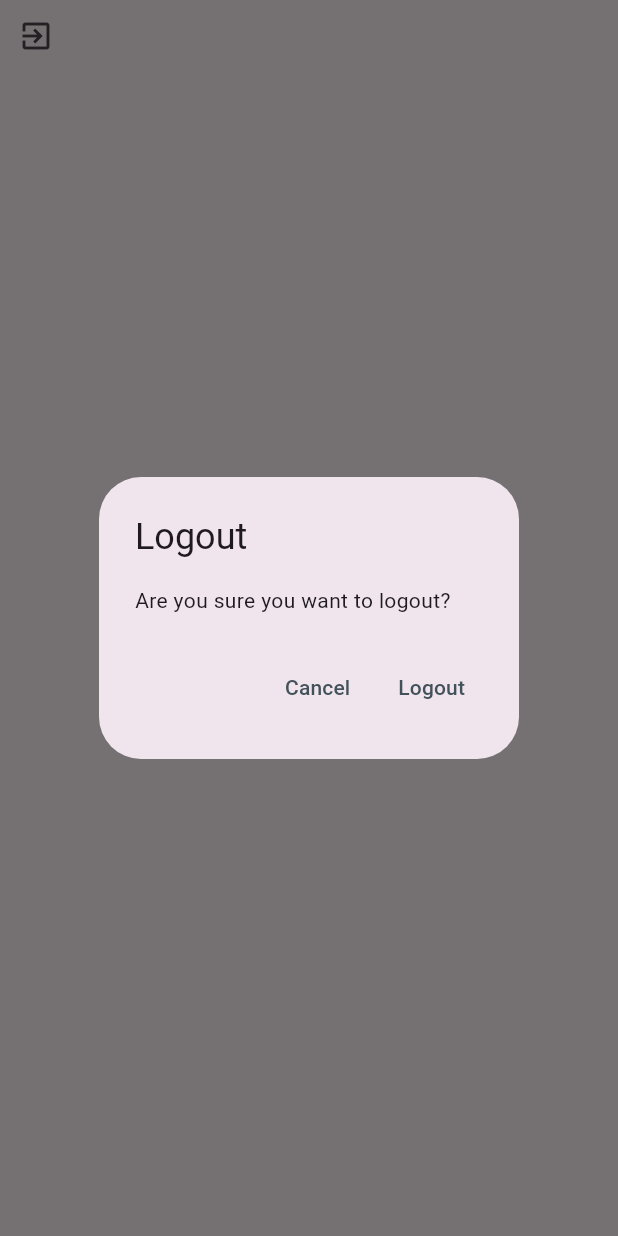
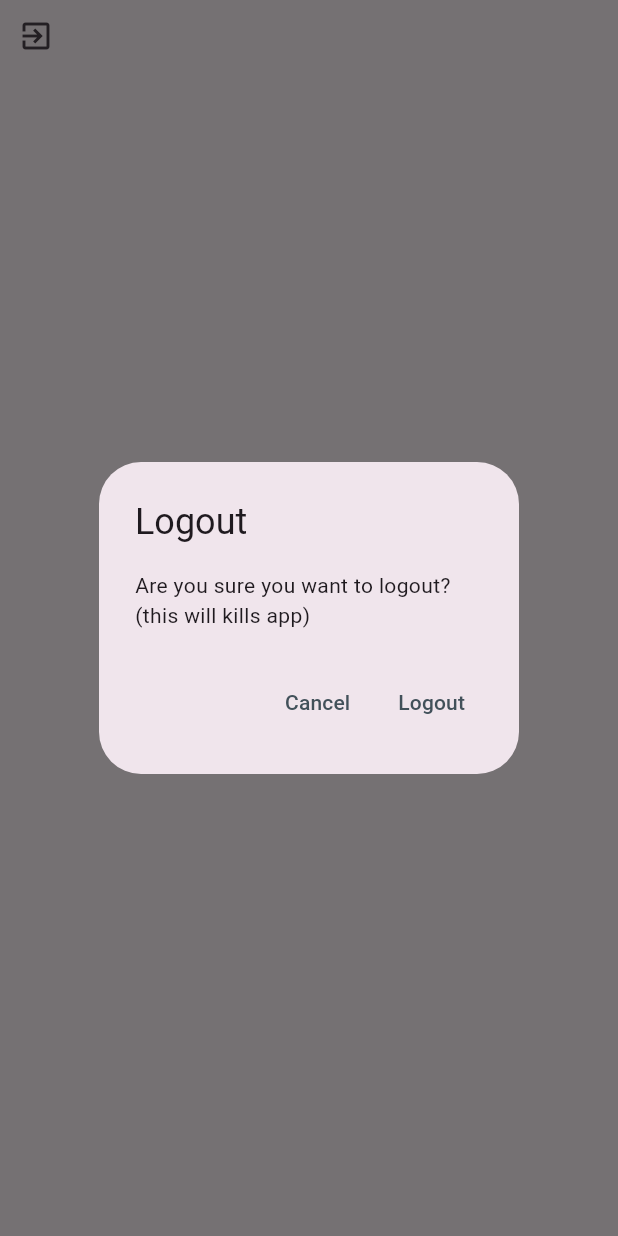
Before and after one commit to dwiki08/loving, a Flutter app: the LogoutButton widget shown alone on an empty page, opened directly with empty values, after a tap on the "exit to app" icon, on a phone screen of 412 x 824 dp. Run offline on Flutter 3.47's test engine with Material 3 defaults, Android fonts, the phone set to English and light mode, and no system bars; our stand-ins replace dio, drift, either_dart, flutter_dotenv, flutter_hooks, flutter_local_notifications and 3 more; missing offline and left inert: flutter_json_viewer; accounts and stored records are empty; generated files the repository leaves out were written again.

```diff
--- a/lib/ui/component/logout_button.dart
+++ b/lib/ui/component/logout_button.dart
@@ -13,7 +13,8 @@ class LogoutButton extends StatelessWidget {
           context: context,
           builder: (context) => AlertDialog(
             title: const Text('Logout'),
-            content: const Text('Are you sure you want to logout?'),
+            content: const Text(
+                'Are you sure you want to logout?\n(this will kills app)'),
             actions: [
               TextButton(
                 onPressed: () => Navigator.of(context).pop(false),
```
Also changed, not shown: lib/ui/sreen/dashboard/dashboard_screen.dart (+5 -6 lines).
